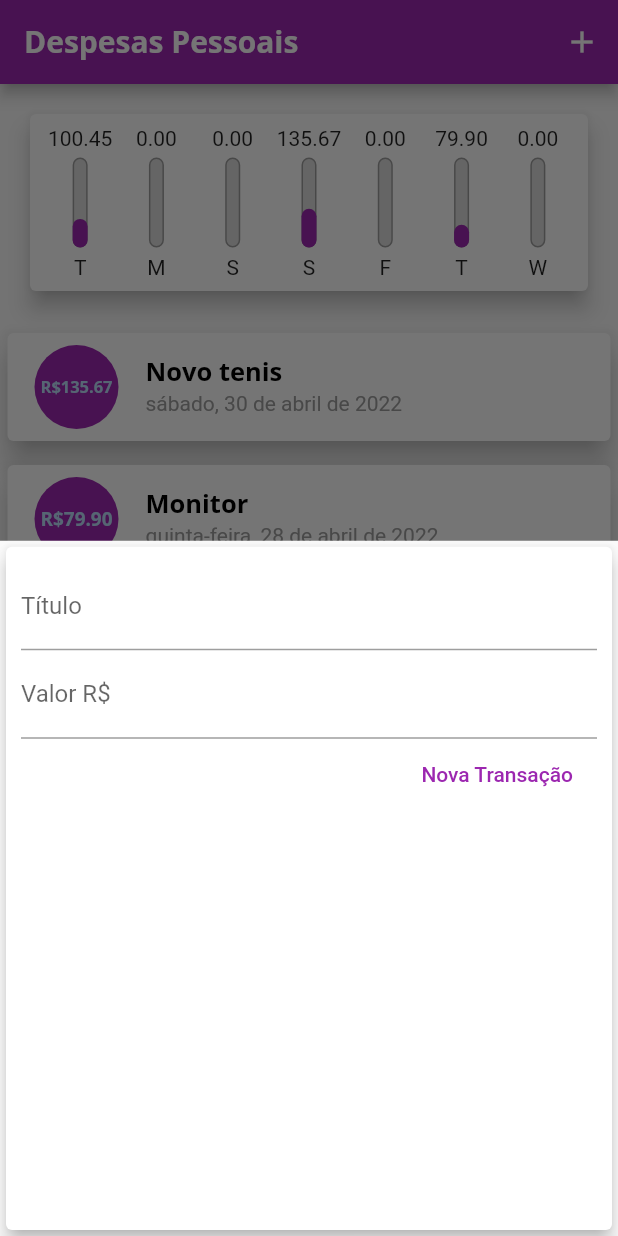
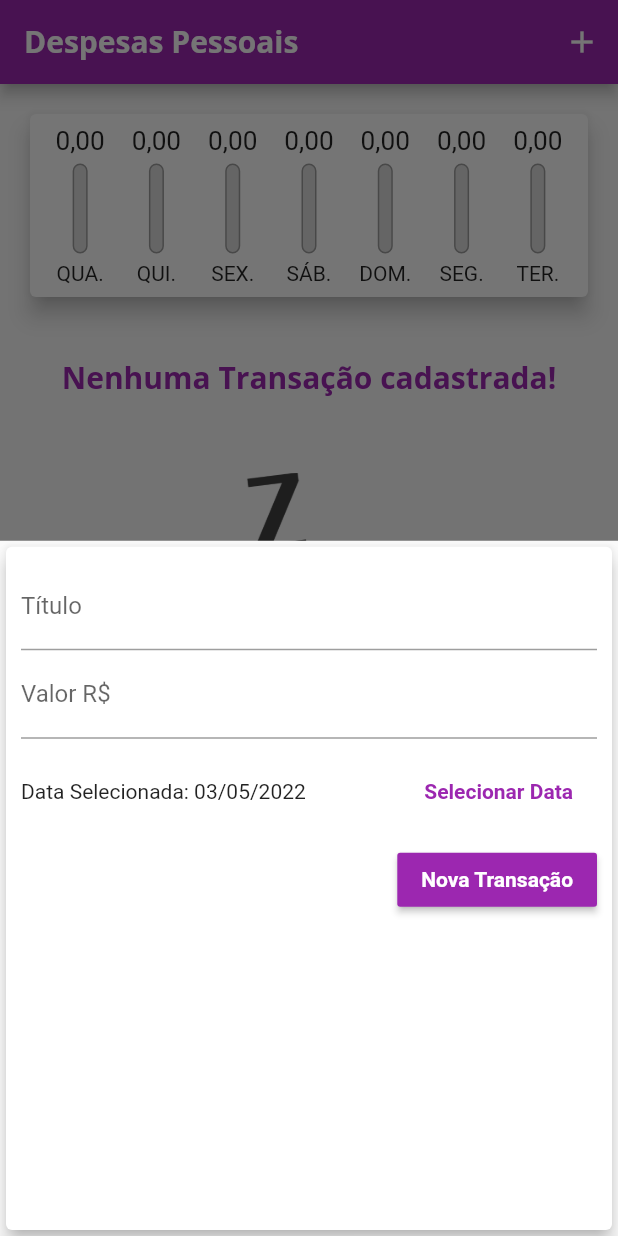
Before and after one commit to WellysonP/Depesas_Pessoais, a Flutter app: the screen it shows after launch, after a tap on the "add" icon, on a phone screen of 412 x 824 dp. Run offline on Flutter 3.47's test engine with Material 2 defaults, Android fonts, the phone set to English and light mode, and no system bars.

Commit message:
Ajustado gráfico, adicionado definição de datas pelo calendário, convertido numero para pt_br

```diff
--- a/lib/componentes/chart.dart
+++ b/lib/componentes/chart.dart
@@ -27,10 +27,10 @@ class Chart extends StatelessWidget {
       }
 
       return {
-        'day': DateFormat.E().format(weekDay)[0],
+        'day': DateFormat("E", "pt_BR").format(weekDay).toUpperCase(),
         "value": totalSum,
       };
-    });
+    }).reversed.toList();
   }
 
   double get _weekTotalValue {
@@ -53,7 +53,9 @@ class Chart extends StatelessWidget {
               child: ChartBar(
                 label: tr['day'] as String,
                 value: tr["value"] as double,
-                percentage: (tr["value"] as double) / _weekTotalValue,
+                percentage: _weekTotalValue == 0
+                    ? 0
+                    : (tr["value"] as double) / _weekTotalValue,
               ),
             );
           }).toList(),
--- a/lib/componentes/chart_bar.dart
+++ b/lib/componentes/chart_bar.dart
@@ -1,4 +1,5 @@
 import 'package:flutter/material.dart';
+import 'package:intl/intl.dart';
 
 class ChartBar extends StatelessWidget {
   final String label;
@@ -12,8 +13,14 @@ class ChartBar extends StatelessWidget {
   Widget build(BuildContext context) {
     return Column(
       children: [
-        FittedBox(
-          child: Text("${value.toStringAsFixed(2)}"),
+        Container(
+          height: 20,
+          child: FittedBox(
+            child: Text(
+                NumberFormat.currency(locale: "pt", customPattern: "#,###.#")
+                    .format(value)),
+            // child: Text("${value.toStringAsFixed(2)} "),
+          ),
         ),
         SizedBox(height: 5),
         Container(
@@ -45,7 +52,7 @@ class ChartBar extends StatelessWidget {
           ),
         ),
         SizedBox(height: 5),
-        Text(label),
+        Text(label)
       ],
     );
   }
--- a/lib/componentes/transactions_form.dart
+++ b/lib/componentes/transactions_form.dart
@@ -1,7 +1,9 @@
 import 'package:flutter/material.dart';
+import 'package:intl/intl.dart';
+import 'package:flutter_localizations/flutter_localizations.dart';
 
 class TransactionForm extends StatefulWidget {
-  final void Function(String, double) onSubmit;
+  final void Function(String, double, DateTime) onSubmit;
   TransactionForm(this.onSubmit);
 
   @override
@@ -9,17 +11,35 @@ class TransactionForm extends StatefulWidget {
 }
 
 class _TransactionFormState extends State<TransactionForm> {
-  final titleControler = TextEditingController();
+  final _titleControler = TextEditingController();
+  final _valueControler = TextEditingController();
 
-  final valueControler = TextEditingController();
+  DateTime? _selectedDate = DateTime.now();
 
   _submitFomr() {
-    final title = titleControler.text;
-    final value = double.tryParse(valueControler.text) ?? 0.0;
-    if (title.isEmpty || value <= 0) {
+    final title = _titleControler.text;
+    final value = double.tryParse(_valueControler.text) ?? 0.0;
+    if (title.isEmpty || value <= 0 || _selectedDate == null) {
       return;
     }
-    widget.onSubmit(title, value);
+    widget.onSubmit(title, value, _selectedDate!);
+  }
+
+  _showDatePicker() {
+    showDatePicker(
+      context: context,
+      initialDate: DateTime.now(),
+      firstDate: DateTime(2000),
+      lastDate: DateTime.now(),
+    ).then((picketDate) {
+      if (picketDate == null) {
+        return;
+      } else
+        setState(() {
+          _selectedDate = picketDate;
+        });
+      print(_selectedDate);
+    });
   }
 
   @override
@@ -32,7 +52,7 @@ class _TransactionFormState extends State<TransactionForm> {
           children: [
             TextField(
               onSubmitted: ((_) => _submitFomr()),
-              controller: titleControler,
+              controller: _titleControler,
               decoration: InputDecoration(
                 labelText: "Título",
               ),
@@ -40,17 +60,44 @@ class _TransactionFormState extends State<TransactionForm> {
             TextField(
               onSubmitted: ((_) => _submitFomr()),
               keyboardType: TextInputType.numberWithOptions(decimal: true),
-              controller: valueControler,
+              controller: _valueControler,
               decoration: InputDecoration(
                 labelText: "Valor R\$",
+              ),
+            ),
+            Container(
+              height: 70,
+              child: Row(
+                children: [
+                  Expanded(
+                    child: Text(
+                      _selectedDate == null
+                          ? "Nenhuma data selecionada"
+                          : "Data Selecionada: ${DateFormat("dd/MM/y").format(_selectedDate!)}",
+                    ),
+                  ),
+                  FlatButton(
+                    textColor: Theme.of(context).colorScheme.primary,
+                    onPressed: _showDatePicker,
+                    child: Text(
+                      "Selecionar Data",
+                      style: TextStyle(
+                        fontWeight: FontWeight.bold,
+                      ),
+                    ),
+                  ),
+                ],
               ),
             ),
             Row(
               mainAxisAlignment: MainAxisAlignment.end,
               children: [
-                FlatButton(
-                  child: Text("Nova Transação"),
-                  textColor: Theme.of(context).colorScheme.primary,
+                RaisedButton(
+                  color: Theme.of(context).colorScheme.primary,
+                  child: Text(
+                    "Nova Transação",
+                    style: Theme.of(context).textTheme.button,
+                  ),
                   onPressed: _submitFomr,
                 ),
               ],
--- a/lib/componentes/transactions_list.dart
+++ b/lib/componentes/transactions_list.dart
@@ -4,12 +4,13 @@ import 'package:intl/intl.dart';
 
 class TransactionList extends StatelessWidget {
   final List<Transaction> transactions;
+  final void Function(String) onRemove;
 
-  TransactionList(this.transactions);
+  TransactionList(this.transactions, this.onRemove);
   @override
   Widget build(BuildContext context) {
     return Container(
-      height: 700,
+      height: 520,
       child: transactions.isEmpty
           ? Column(
               children: [
@@ -44,17 +45,22 @@ class TransactionList extends StatelessWidget {
                   ),
                   child: ListTile(
                     leading: CircleAvatar(
-                      radius: 30,
+                      radius: 40,
                       backgroundColor: Theme.of(context).colorScheme.primary,
                       child: Padding(
-                        padding: const EdgeInsets.all(6.0),
+                        padding: const EdgeInsets.all(15.0),
                         child: FittedBox(
                           child: Text(
-                            "R\$${tr.value.toStringAsFixed(2)}",
+                            "R\$" +
+                                NumberFormat.currency(
+                                        locale: "pt", customPattern: "#,###.#")
+                                    .format(tr.value),
+                            // "R\$ ${tr.value.toStringAsFixed(2)}",
                             style: TextStyle(
                               fontFamily: "OpenSans",
                               fontWeight: FontWeight.bold,
                               fontSize: 20,
+                              color: Colors.white,
                             ),
                           ),
                         ),
@@ -71,6 +77,11 @@ class TransactionList extends StatelessWidget {
                         color: Colors.grey,
                       ),
                     ),
+                    trailing: IconButton(
+                      icon: Icon(Icons.delete,
+                          color: Theme.of(context).errorColor),
+                      onPressed: () => onRemove(tr.id),
+                    ),
                   ),
                 );
               },
--- a/lib/main.dart
+++ b/lib/main.dart
@@ -33,6 +33,10 @@ class ExpensesApp extends StatelessWidget {
               fontSize: 17,
               fontWeight: FontWeight.bold,
               color: Colors.black),
+          button: TextStyle(
+            color: Colors.white,
+            fontWeight: FontWeight.bold,
+          ),
         ),
         appBarTheme: AppBarTheme(
           titleTextStyle: TextStyle(
@@ -53,22 +57,22 @@ class MyHomePage extends StatefulWidget {
 
 class _MyHomePageState extends State<MyHomePage> {
   final List<Transaction> _transactions = [
-    Transaction(
-        id: "t1",
-        title: "Novo tenis",
-        value: 135.67,
-        date: DateTime.now().subtract(Duration(days: 3))),
-    Transaction(
-        id: "t2",
-        title: "Monitor",
-        value: 79.90,
-        date: DateTime.now().subtract(Duration(days: 5))),
-    Transaction(
-      id: "t3",
-      title: "calçados",
-      value: 100.45,
-      date: DateTime.now(),
-    ),
+    // Transaction(
+    //     id: "t1",
+    //     title: "Novo tenis",
+    //     value: 135.67,
+    //     date: DateTime.now().subtract(Duration(days: 3))),
+    // Transaction(
+    //     id: "t2",
+    //     title: "Monitor",
+    //     value: 79.90,
+    //     date: DateTime.now().subtract(Duration(days: 5))),
+    // Transaction(
+    //   id: "t3",
+    //   title: "calçados",
+    //   value: 100.45,
+    //   date: DateTime.now(),
+    // ),
   ];
 
   List<Transaction> get _recentTransacrions {
@@ -79,12 +83,12 @@ class _MyHomePageState extends State<MyHomePage> {
     }).toList();
   }
 
-  _addTransaction(String title, double value) {
+  _addTransaction(String title, double value, DateTime date) {
     final newTransaction = Transaction(
       id: Random().nextDouble().toString(),
       title: title,
       value: value,
-      date: DateTime.now(),
+      date: date,
     );
 
     setState(() {
@@ -96,10 +100,19 @@ class _MyHomePageState extends State<MyHomePage> {
 
   _openTransactionFormModal(BuildContext context) {
     showModalBottomSheet(
-        context: context,
-        builder: (_) {
-          return TransactionForm(_addTransaction);
-        });
+      context: context,
+      builder: (_) {
+        return TransactionForm(_addTransaction);
+      },
+    );
+  }
+
+  _removeTransaction(String id) {
+    setState(() {
+      _transactions.removeWhere((tr) {
+        return tr.id == id;
+      });
+    });
   }
 
   @override
@@ -119,7 +132,7 @@ class _MyHomePageState extends State<MyHomePage> {
           crossAxisAlignment: CrossAxisAlignment.stretch,
           children: [
             Chart(_recentTransacrions),
-            TransactionList(_transactions),
+            TransactionList(_transactions, _removeTransaction),
           ],
         ),
       ),
```
